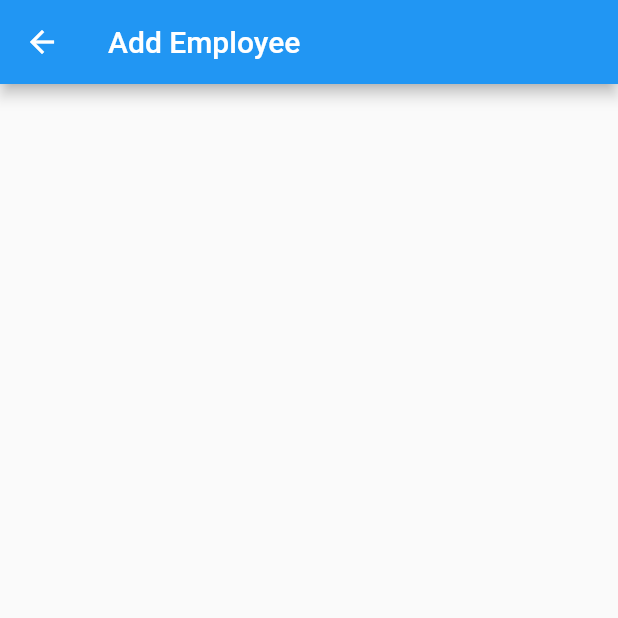
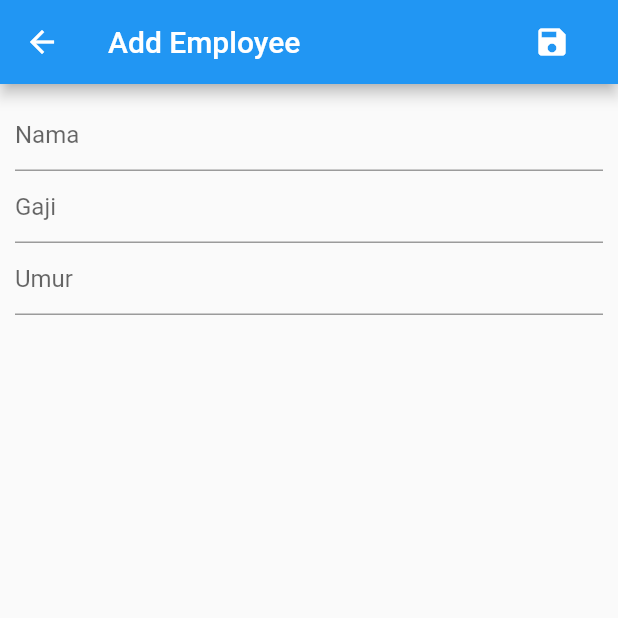
Before and after one commit to 4mirfor3v3r/Flutter_EmployeeCRUD, a Flutter app: the EmployeeAdd screen opened directly, on a phone screen of 412 x 824 dp, the top half of it. Run offline on Flutter 3.47's test engine with Material 2 defaults, Android fonts, the phone set to English and light mode, and no system bars; network calls fail.

Commit message:
Add Data

```diff
--- a/lib/main.dart
+++ b/lib/main.dart
@@ -12,6 +12,7 @@ class MyApp extends StatelessWidget {
       providers: [ChangeNotifierProvider(create: (_) => EmployeeProvider()),],
       child: MaterialApp(
         home: Employee(),
+        debugShowCheckedModeBanner: true,
       ),
     );
   }
--- a/lib/pages/employee.dart
+++ b/lib/pages/employee.dart
@@ -1,3 +1,4 @@
+import 'package:employee_crud/pages/employee_add.dart';
 import 'package:employee_crud/providers/employee_provider.dart';
 import 'package:flutter/material.dart';
 import 'package:employee_crud/models/employee_model.dart';
@@ -17,7 +18,7 @@ class Employee extends StatelessWidget {
           style: TextStyle(fontSize: 24),
         ),
         backgroundColor: Colors.pinkAccent,
-        onPressed: (){Navigator.of(context).push(route)},
+        onPressed: (){Navigator.of(context).push(MaterialPageRoute(builder: (context) => EmployeeAdd()));},
       ),
       body: RefreshIndicator(
         onRefresh: () =>
--- a/lib/pages/employee_add.dart
+++ b/lib/pages/employee_add.dart
@@ -1,11 +1,76 @@
+import 'package:employee_crud/pages/employee.dart';
 import 'package:flutter/material.dart';
+import 'package:provider/provider.dart';
+import 'package:employee_crud/providers/employee_provider.dart';
+class EmployeeAdd extends StatelessWidget {
+  final TextEditingController _name = TextEditingController();
+  final TextEditingController _salary = TextEditingController();
+  final TextEditingController _age = TextEditingController();
 
-class EmployeeAdd extends StatelessWidget {
+  void submit(BuildContext context){
+    Provider.of<EmployeeProvider>(context, listen: false).storeEmployee( _name.text, _salary.text, _age.text).then((res) =>{
+      if(res){
+        Navigator.of(context).pushReplacement(MaterialPageRoute(builder: (context) => Employee()))
+      }else{
+//        ALERT
+      }
+    });
+  }
+
   @override
   Widget build(BuildContext context) {
     return Scaffold(
       appBar: AppBar(
         title: Text("Add Employee"),
+        actions: <Widget>[
+          FlatButton(
+            child: Icon(
+                Icons.save,
+              color: Colors.white,
+            ),
+            onPressed: () =>{submit(context)},
+          )
+        ],
+      ),
+      body: Container(
+        margin: EdgeInsets.all(10),
+        child: ListView(
+          children: <Widget>[
+            TextField(
+              controller: _name,
+              decoration: InputDecoration(
+                focusedBorder: UnderlineInputBorder(
+                  borderSide: BorderSide(
+                    color: Colors.pinkAccent,
+                  )
+                ),
+                hintText: "Nama",
+              ),
+            ),
+            TextField(
+              controller: _salary,
+              decoration: InputDecoration(
+                focusedBorder: UnderlineInputBorder(
+                    borderSide: BorderSide(
+                      color: Colors.pinkAccent,
+                    )
+                ),
+                hintText: "Gaji",
+              ),
+            ),
+            TextField(
+              controller: _age,
+              decoration: InputDecoration(
+                focusedBorder: UnderlineInputBorder(
+                    borderSide: BorderSide(
+                      color: Colors.pinkAccent,
+                    )
+                ),
+                hintText: "Umur",
+              ),
+            )
+          ],
+        ),
       ),
     );
   }
--- a/pubspec.yaml
+++ b/pubspec.yaml
@@ -14,7 +14,7 @@ description: A new Flutter application.
 version: 1.0.0+1
 
 environment:
-  sdk: ">=2.1.0 <3.0.0"
+  sdk: ">=2.2.2 <3.0.0"
 
 dependencies:
   flutter:
```
Also changed, not shown: lib/providers/employee_provider.dart (+16 -1 lines), pubspec.lock.
